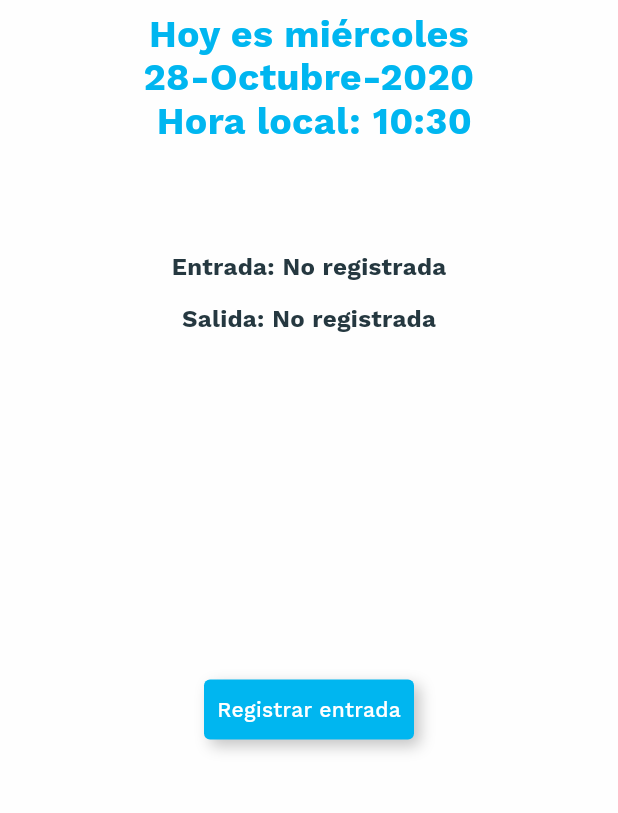
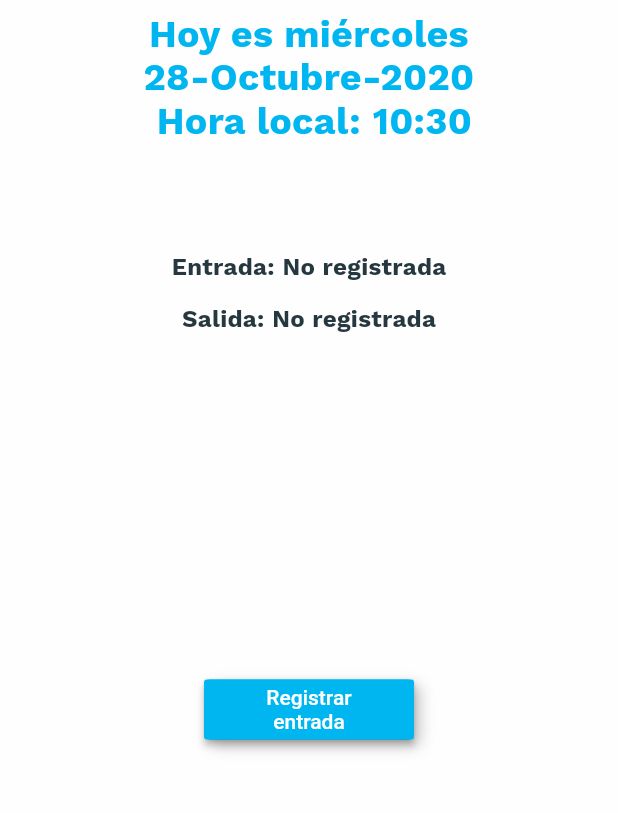
Before and after one commit to EmilioPadilla/AMMKmovil, a Flutter app: the HelpScreen screen opened directly, on a phone screen of 412 x 824 dp, the part 150-963 px from its top. Run offline on Flutter 3.47's test engine with Material 2 defaults, Android fonts, the phone set to English and light mode, and no system bars; our stand-ins replace font_awesome_flutter, smooth_star_rating.

Commit message:
feat: acomodar carpetas

```diff
--- a/AMMKmobil/lib/registrar_asistencia.dart
+++ b/AMMKmobil/lib/asistencia_empleados/registrar_asistencia.dart
@@ -1,7 +1,7 @@
 import 'package:best_flutter_ui_templates/app_theme.dart';
 import 'package:flutter/material.dart';
-
-import 'design_course_app_theme.dart';
+import 'package:best_flutter_ui_templates/asistencia_empleados/registrar_qr.dart';
+import '../design_course_app_theme.dart';
 
 class HelpScreen extends StatefulWidget {
   @override
@@ -9,31 +9,6 @@ class HelpScreen extends StatefulWidget {
 }
 
 class _HelpScreenState extends State<HelpScreen> {
-  String convertirDia(int dia) {
-    switch (dia) {
-      case 1:
-        return "lunes";
-        break;
-      case 2:
-        return "martes";
-        break;
-      case 3:
-        return "miércoles";
-        break;
-      case 4:
-        return "jueves";
-        break;
-      case 5:
-        return "viernes";
-        break;
-      case 6:
-        return "sábado";
-        break;
-      case 7:
-        return "domingo";
-        break;
-    }
-  }
 
   @override
   void initState() {
@@ -66,7 +41,6 @@ class _HelpScreenState extends State<HelpScreen> {
       'domingo'
     ];
     DateTime now = DateTime.now();
-    String nombreDia = convertirDia(now.weekday);
 
     String convertedDateTime =
         "Hoy es ${days[now.weekday-1]} \n${now.day.toString().padLeft(2, '0')}-${months[now.month-1]}-${now.year.toString()}";
@@ -123,7 +97,7 @@ class _HelpScreenState extends State<HelpScreen> {
               ),
               Expanded(
                 child: Padding(
-                  padding: const EdgeInsets.all(8.0),
+                  padding: const EdgeInsets.all(10.0),
                   child: Center(
                     child: Container(
                       width: 140,
@@ -139,26 +113,34 @@ class _HelpScreenState extends State<HelpScreen> {
                               blurRadius: 8.0),
                         ],
                       ),
-                      child: Material(
-                        color: Colors.transparent,
-                        child: InkWell(
-                          onTap: () {
-
+                        child: RaisedButton(
+                          textColor:  Colors.white,
+                          color: DesignCourseAppTheme.nearlyBlue,
+                          child: Text('Registrar entrada', textAlign: TextAlign.center,),
+                          onPressed: (){
+                            Navigator.push(context, MaterialPageRoute(builder: (context)=> RegistrarQR()));
                           },
-                          child: Center(
-                            child: Padding(
-                              padding: const EdgeInsets.all(4.0),
-                              child: Text(
-                                'Registrar entrada',
-                                style: TextStyle(
-                                  fontWeight: FontWeight.w500,
-                                  color: Colors.white,
-                                ),
-                              ),
-                            ),
-                          ),
-                        ),
-                      ),
+                        )
+                      // child: Material(
+                      //   color: Colors.transparent,
+                      //   child: InkWell(
+                      //     onTap: () {
+                      //
+                      //     },
+                      //     child: Center(
+                      //       child: Padding(
+                      //         padding: const EdgeInsets.all(4.0),
+                      //         child: Text(
+                      //           'Registrar entrada',
+                      //           style: TextStyle(
+                      //             fontWeight: FontWeight.w500,
+                      //             color: Colors.white,
+                      //           ),
+                      //         ),
+                      //       ),
+                      //     ),
+                      //   ),
+                      // ),
                     ),
                   ),
                 ),
--- a/AMMKmobil/lib/registrar_qr.dart
+++ b/AMMKmobil/lib/asistencia_empleados/registrar_qr.dart
@@ -1,14 +1,14 @@
 import 'package:best_flutter_ui_templates/app_theme.dart';
 import 'package:flutter/material.dart';
 
-import 'design_course_app_theme.dart';
+import '../design_course_app_theme.dart';
 
-class HelpScreen extends StatefulWidget {
+class RegistrarQR extends StatefulWidget {
   @override
-  _HelpScreenState createState() => _HelpScreenState();
+  _RegistrarQRState createState() => _RegistrarQRState();
 }
 
-class _HelpScreenState extends State<HelpScreen> {
+class _RegistrarQRState extends State<RegistrarQR> {
 
   @override
   void initState() {
--- a/AMMKmobil/lib/custom_drawer/home_drawer.dart
+++ b/AMMKmobil/lib/custom_drawer/home_drawer.dart
@@ -45,16 +45,15 @@ class _HomeDrawerState extends State<HomeDrawer> {
         icon: Icon(Icons.schedule),
       ),
       DrawerList(
+        index: DrawerIndex.NominaEmpleados,
+        labelName: 'Nomina Empleados',
+        icon: Icon(Icons.attach_money),
+      ),
+      DrawerList(
         index: DrawerIndex.Share,
         labelName: 'Version de app',
         icon: Icon(Icons.info),
       ),
-      DrawerList(
-        index: DrawerIndex.NominaEmpleados,
-        labelName: 'Nomina Empleados',
-        icon: Icon(Icons.attach_money),
-      ),
-
     ];
   }
 
--- a/AMMKmobil/lib/navigation_home_screen.dart
+++ b/AMMKmobil/lib/navigation_home_screen.dart
@@ -1,13 +1,11 @@
 import 'package:best_flutter_ui_templates/app_theme.dart';
 import 'package:best_flutter_ui_templates/custom_drawer/drawer_user_controller.dart';
 import 'package:best_flutter_ui_templates/custom_drawer/home_drawer.dart';
-import 'package:best_flutter_ui_templates/deducciones.dart';
 import 'package:best_flutter_ui_templates/feedback_screen.dart';
-import 'package:best_flutter_ui_templates/registrar_asistencia.dart';
+import 'package:best_flutter_ui_templates/asistencia_empleados/registrar_asistencia.dart';
 import 'package:best_flutter_ui_templates/home_screen.dart';
 import 'package:best_flutter_ui_templates/invite_friend_screen.dart';
 import 'package:best_flutter_ui_templates/nomina_empleados.dart';
-import 'package:best_flutter_ui_templates/percepciones.dart';
 import 'package:flutter/material.dart';
 
 class NavigationHomeScreen extends StatefulWidget {
```
